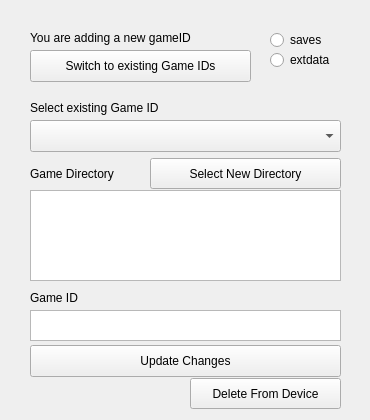
Above: gameidmanager.ui from regimensocial/citraholdUI before the change. Below: the same form after it.
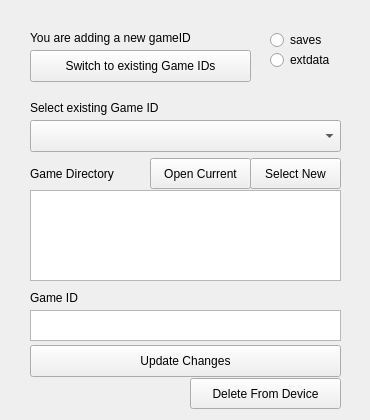
That is the form after the change.

What changed in the file:
```diff
--- a/gameidmanager.ui
+++ b/gameidmanager.ui
@@ -184,14 +184,14 @@
     <widget class="QPushButton" name="existingDirectoryButton">
      <property name="geometry">
       <rect>
-       <x>140</x>
+       <x>240</x>
        <y>58</y>
-       <width>191</width>
+       <width>91</width>
        <height>31</height>
       </rect>
      </property>
      <property name="text">
-      <string>Select New Directory</string>
+      <string>Select New</string>
      </property>
     </widget>
     <widget class="QPushButton" name="updateGameIDButton">
@@ -233,6 +233,19 @@
       <string>Game Directory</string>
      </property>
     </widget>
+    <widget class="QPushButton" name="openDirectoryButton">
+     <property name="geometry">
+      <rect>
+       <x>140</x>
+       <y>58</y>
+       <width>101</width>
+       <height>31</height>
+      </rect>
+     </property>
+     <property name="text">
+      <string>Open Current</string>
+     </property>
+    </widget>
    </widget>
   </widget>
   <widget class="QPushButton" name="switchModeButton">
```
Left out of the diff: 6 changed lines with no effect on the pictures.
